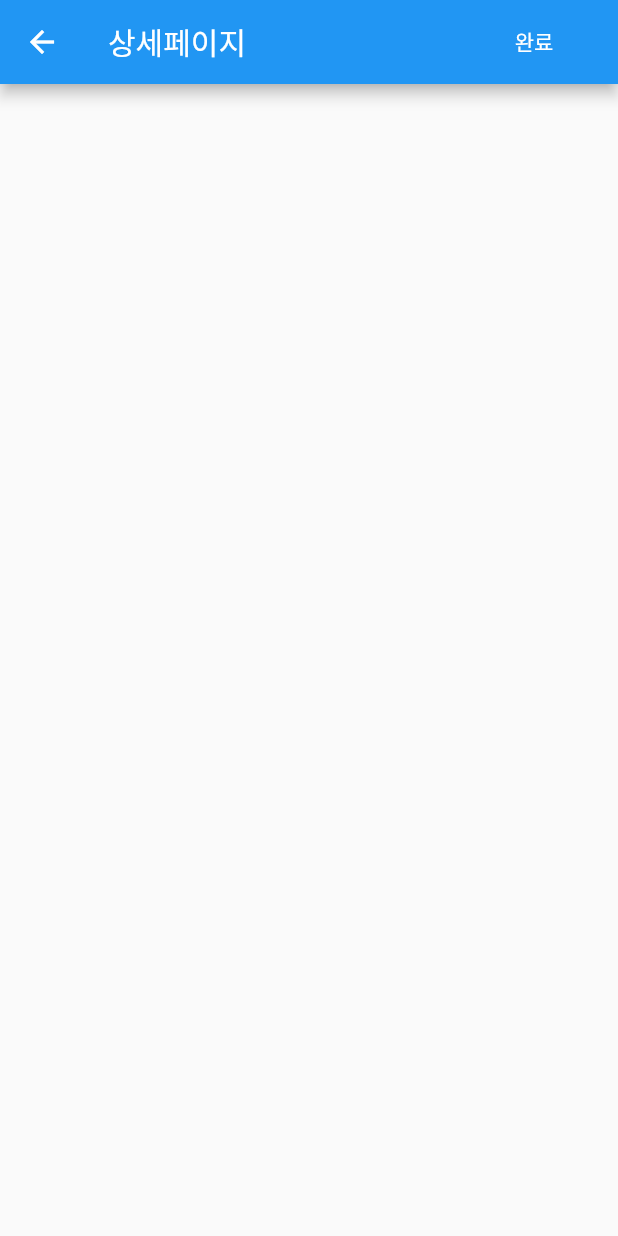
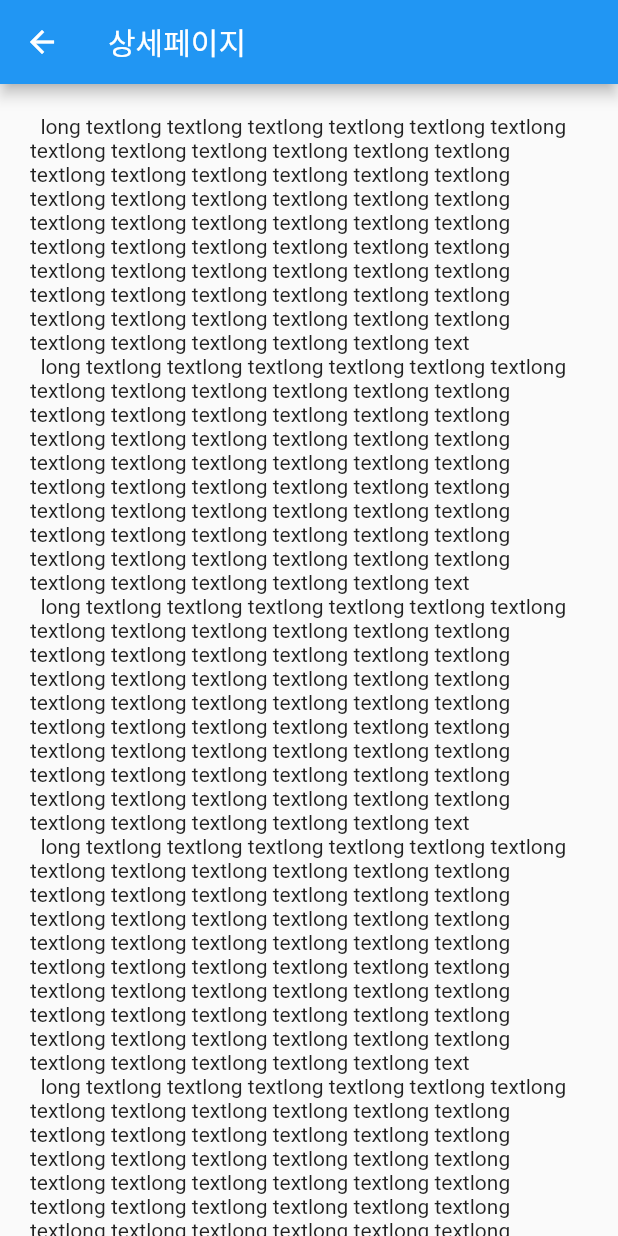
Before and after one commit to ziponia/flutter-guide, a Flutter app: the PostDetailPage screen opened by its route, on a phone screen of 412 x 824 dp. Run offline on Flutter 3.47's test engine with Material 2 defaults, Android fonts, the phone set to English and light mode, and no system bars; Roboto replaces fonts that are missing (NotoSansCJKkr).

Commit message:
closed #3

```diff
--- a/lib/route/post_detail.dart
+++ b/lib/route/post_detail.dart
@@ -7,6 +7,17 @@ class PostDetailPage extends StatefulWidget {
 }
 
 class _PostDetailPage extends State<PostDetailPage> {
+  var content = """
+  long textlong textlong textlong textlong textlong textlong textlong textlong textlong textlong textlong textlong textlong textlong textlong textlong textlong textlong textlong textlong textlong textlong textlong textlong textlong textlong textlong textlong textlong textlong textlong textlong textlong textlong textlong textlong textlong textlong textlong textlong textlong textlong textlong textlong textlong textlong textlong textlong textlong textlong textlong textlong textlong textlong textlong textlong textlong textlong textlong text
+  long textlong textlong textlong textlong textlong textlong textlong textlong textlong textlong textlong textlong textlong textlong textlong textlong textlong textlong textlong textlong textlong textlong textlong textlong textlong textlong textlong textlong textlong textlong textlong textlong textlong textlong textlong textlong textlong textlong textlong textlong textlong textlong textlong textlong textlong textlong textlong textlong textlong textlong textlong textlong textlong textlong textlong textlong textlong textlong textlong text
+  long textlong textlong textlong textlong textlong textlong textlong textlong textlong textlong textlong textlong textlong textlong textlong textlong textlong textlong textlong textlong textlong textlong textlong textlong textlong textlong textlong textlong textlong textlong textlong textlong textlong textlong textlong textlong textlong textlong textlong textlong textlong textlong textlong textlong textlong textlong textlong textlong textlong textlong textlong textlong textlong textlong textlong textlong textlong textlong textlong text
+  long textlong textlong textlong textlong textlong textlong textlong textlong textlong textlong textlong textlong textlong textlong textlong textlong textlong textlong textlong textlong textlong textlong textlong textlong textlong textlong textlong textlong textlong textlong textlong textlong textlong textlong textlong textlong textlong textlong textlong textlong textlong textlong textlong textlong textlong textlong textlong textlong textlong textlong textlong textlong textlong textlong textlong textlong textlong textlong textlong text
+  long textlong textlong textlong textlong textlong textlong textlong textlong textlong textlong textlong textlong textlong textlong textlong textlong textlong textlong textlong textlong textlong textlong textlong textlong textlong textlong textlong textlong textlong textlong textlong textlong textlong textlong textlong textlong textlong textlong textlong textlong textlong textlong textlong textlong textlong textlong textlong textlong textlong textlong textlong textlong textlong textlong textlong textlong textlong textlong textlong text
+  long textlong textlong textlong textlong textlong textlong textlong textlong textlong textlong textlong textlong textlong textlong textlong textlong textlong textlong textlong textlong textlong textlong textlong textlong textlong textlong textlong textlong textlong textlong textlong textlong textlong textlong textlong textlong textlong textlong textlong textlong textlong textlong textlong textlong textlong textlong textlong textlong textlong textlong textlong textlong textlong textlong textlong textlong textlong textlong textlong text
+  long textlong textlong textlong textlong textlong textlong textlong textlong textlong textlong textlong textlong textlong textlong textlong textlong textlong textlong textlong textlong textlong textlong textlong textlong textlong textlong textlong textlong textlong textlong textlong textlong textlong textlong textlong textlong textlong textlong textlong textlong textlong textlong textlong textlong textlong textlong textlong textlong textlong textlong textlong textlong textlong textlong textlong textlong textlong textlong textlong text
+  long textlong textlong textlong textlong textlong textlong textlong textlong textlong textlong textlong textlong textlong textlong textlong textlong textlong textlong textlong textlong textlong textlong textlong textlong textlong textlong textlong textlong textlong textlong textlong textlong textlong textlong textlong textlong textlong textlong textlong textlong textlong textlong textlong textlong textlong textlong textlong textlong textlong textlong textlong textlong textlong textlong textlong textlong textlong textlong textlong text
+  """;
+
   @override
   Widget build(BuildContext context) {
     return Scaffold(
@@ -18,23 +29,19 @@ class _PostDetailPage extends State<PostDetailPage> {
                   "상세페이지",
                   style: TextStyle(fontWeight: FontWeight.w500),
                 ),
-            ),
-            ButtonBar(
-              children: [
-                FlatButton(
-                  color: Colors.transparent,
-                  child: Text(
-                    "완료",
-                    style: TextStyle(color: Colors.white),
-                  ),
-                  onPressed: () {},
-                )
-              ],
               )
             ],
           ),
         ),
-
-    );
+        body: ListView(
+          children: [
+            Padding(
+              padding: EdgeInsets.all(20),
+              child: Column(
+                children: <Widget>[Text(content)],
+              ),
+            )
+          ],
+        ));
   }
 }
```
Lines whose indentation alone changed are shown as unchanged.
